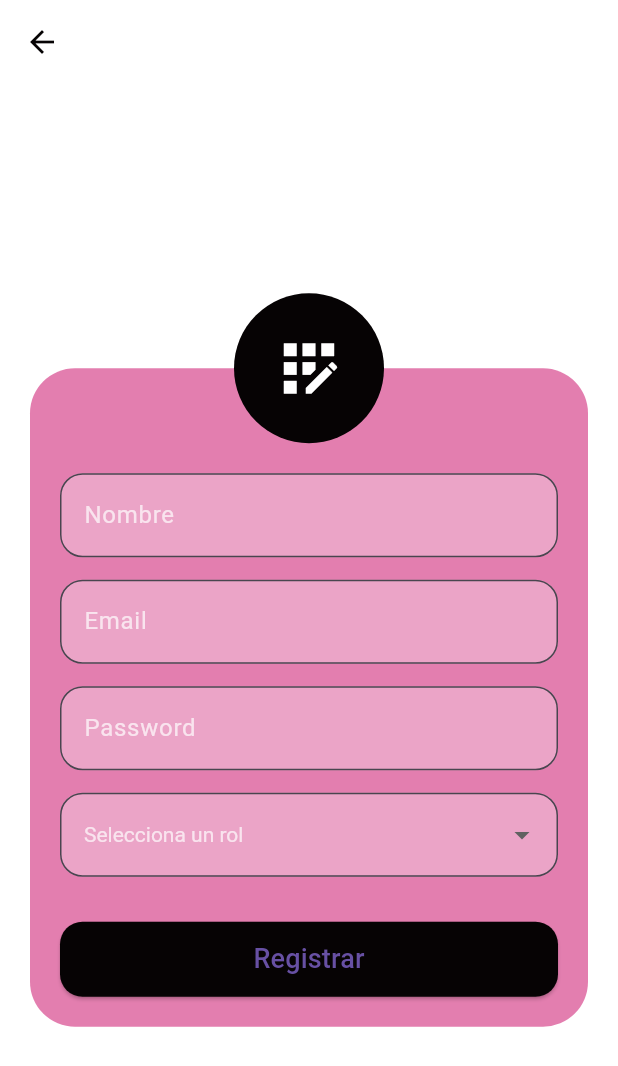
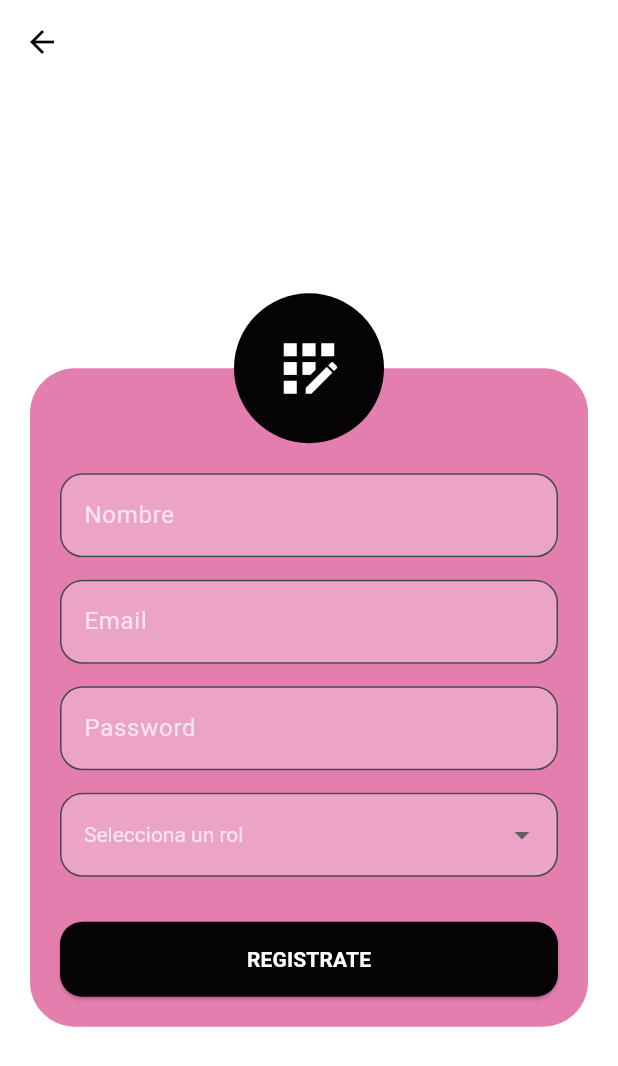
Before and after one commit to SrDremur/app_hibrida, a Flutter app: the Register screen opened directly, on a phone screen of 412 x 824 dp. Shown: the top 1066 px of the screen. Run offline on Flutter 3.47's test engine with Material 3 defaults, Android fonts, the phone set to English and light mode, and no system bars.

Commit message:
quinto commit

```diff
--- a/lib/layouts/columnRegister.dart
+++ b/lib/layouts/columnRegister.dart
@@ -153,8 +153,11 @@ class _ColumnRegisterState extends State<ColumnRegister> {
                             }
                           },
                           child: const Text(
-                            "Registrar",
-                            style: TextStyle(fontSize: 18),
+                            "REGISTRATE",
+                            style: TextStyle(
+                              color: Colors.white,
+                              fontWeight: FontWeight.bold,
+                            ),
                           ),
                         ),
                       ),
--- a/lib/modules/user_gestor.dart
+++ b/lib/modules/user_gestor.dart
@@ -4,10 +4,10 @@ class userGestor extends StatefulWidget {
   const userGestor({super.key});
 
   @override
-  State userGestor> createState() =>  _userGestorState();
+  State<userGestor> createState() => _userGestorState();
 }
 
-class  _userGestorState extends State<userGestor> {
+class _userGestorState extends State<userGestor> {
   @override
   Widget build(BuildContext context) {
     return const Placeholder();
```
